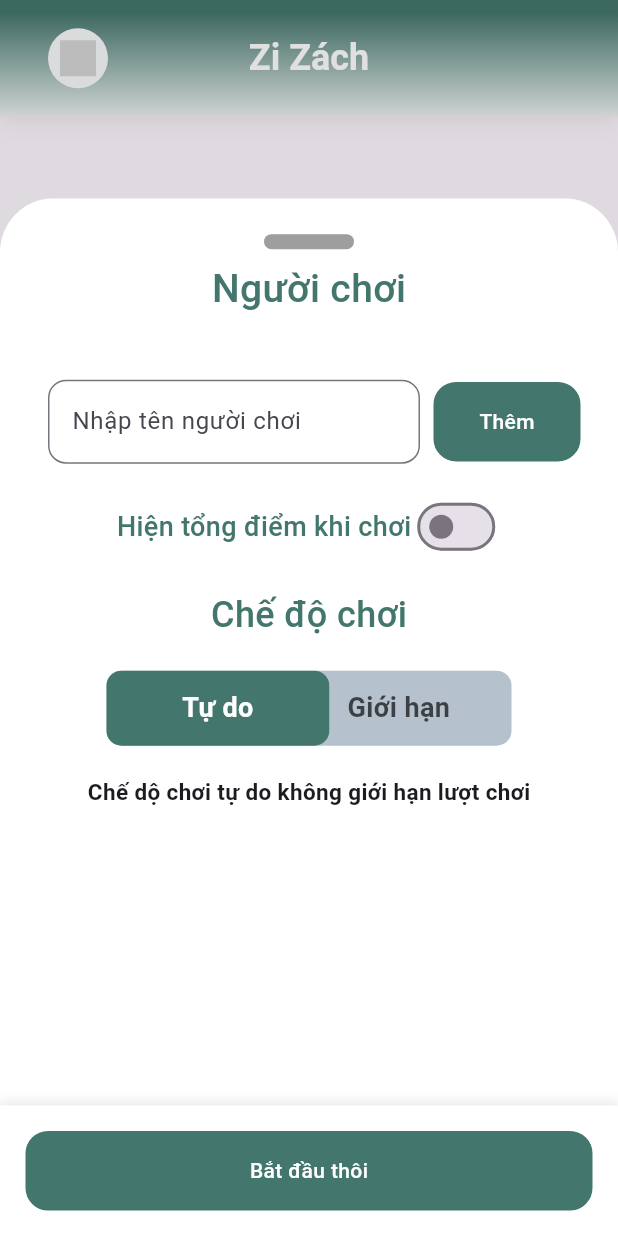
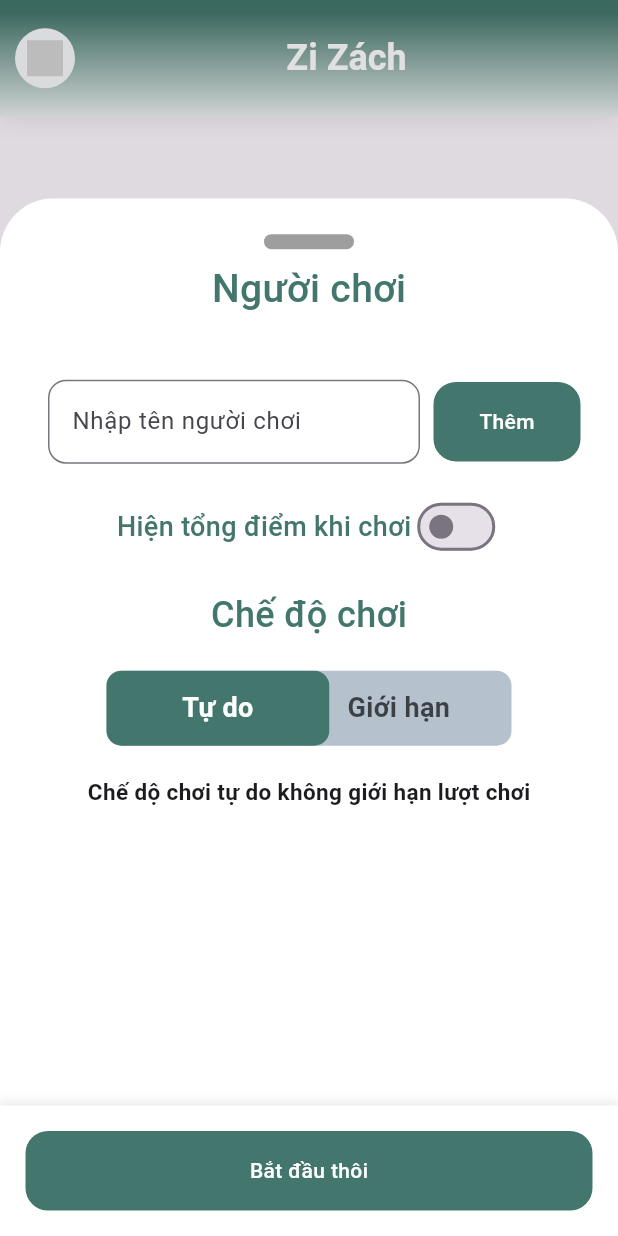
Before and after one commit to KIddoKg/Tinh_tien, a Flutter app: the ZiZachScreen screen opened by its route, after a tap on the "add" icon, on a phone screen of 412 x 824 dp. Run offline on Flutter 3.47's test engine with Material 3 defaults, Android fonts, the phone set to English and light mode, and no system bars; our stand-ins replace animated_text_kit, auto_size_text, bot_toast, carousel_slider, flutter_custom_clippers, flutter_slidable and 7 more; missing offline and left inert: animator, flex_grid, loading_more_list, svg_flutter; accounts and stored records are empty.

Commit message:
[Fix] button appbar

```diff
--- a/lib/new_ver/screen/gameOne/game_home.dart
+++ b/lib/new_ver/screen/gameOne/game_home.dart
@@ -86,6 +86,9 @@ class _HomeZiZachState extends State<HomeZiZach> {
               title: "Ván ${result.point.length}",
               leading: Row(
                 children: [
+                  SizedBox(
+                    width: 10,
+                  ),
                   CircleAvatar(
                     backgroundColor: AppColors.backgroundColor,
                     child: IconButton(
--- a/lib/new_ver/screen/gameOne/set_money_widget.dart
+++ b/lib/new_ver/screen/gameOne/set_money_widget.dart
@@ -120,7 +120,7 @@ Future<BuildContext?> showPopupSetPoint(BuildContext context) {
                                             listen: false)
                                         .setCai(context);
                                   },
-                                      backgroundColor: AppColors.primaryColor,
+                                      backgroundColor: AppColors.sixColor,
                                       "Làm Cái"),
                                 ),
                                 const SizedBox(width: 16),
--- a/lib/new_ver/screen/gameOne/set_point_wave_widget.dart
+++ b/lib/new_ver/screen/gameOne/set_point_wave_widget.dart
@@ -90,7 +90,7 @@ Future<void> showPopupSetAdd(BuildContext context) {
                                   Expanded(
                                     child: KSButton(
                                       "Cái ăn tất",
-                                      backgroundColor: AppColors.primaryColor,
+                                      backgroundColor: AppColors.sixColor,
                                       onTap: () {
                                         Provider.of<ZiZackController>(context,
                                                 listen: false)
@@ -103,7 +103,7 @@ Future<void> showPopupSetAdd(BuildContext context) {
                                   Expanded(
                                     child: KSButton(
                                       "Dân ăn tất",
-                                      backgroundColor: AppColors.primaryColor,
+                                      backgroundColor: AppColors.sixColor,
                                       onTap: () {
                                         Provider.of<ZiZackController>(context,
                                                 listen: false)
--- a/lib/new_ver/screen/gameOne/zizach_screen.dart
+++ b/lib/new_ver/screen/gameOne/zizach_screen.dart
@@ -208,7 +208,12 @@ class _ZiZachScreenState extends State<ZiZachScreen> {
       appBar: CustomAppBar(
         context: context,
         title: "Zi Zách",
-        leading: CircleAvatar(
+        leading: Row(
+          children: [
+            const SizedBox(
+              width: 10,
+            ),
+            CircleAvatar(
               backgroundColor: AppColors.backgroundColor,
               child: IconButton(
                 icon: SvgPicture.asset(
@@ -219,6 +224,8 @@ class _ZiZachScreenState extends State<ZiZachScreen> {
                   Navigator.pop(context);
                 },
               ),
+            ),
+          ],
         ),
         // actions: Row(
         //   children: [
--- a/lib/share/share_widget.dart
+++ b/lib/share/share_widget.dart
@@ -702,16 +702,15 @@ class CustomAppBar extends StatelessWidget implements PreferredSizeWidget {
           ),
         ),
       ),
-      title: Padding(
-        padding: const EdgeInsets.symmetric(horizontal: 16),
-        child: Column(
+      title: Column(
         mainAxisAlignment: MainAxisAlignment.center,
         children: [
           Row(
             children: [
               if (leading != null) leading!,
-                const Spacer(),
-                Text(
+              Expanded(
+                child: Center(
+                  child: Text(
                     title,
                     style: const TextStyle(
                       fontSize: 24,
@@ -719,15 +718,16 @@ class CustomAppBar extends StatelessWidget implements PreferredSizeWidget {
                       color: Colors.white,
                     ),
                   ),
-                const Spacer(),
-                if (actions == null) SizedBox(width: 40),
+                ),
+              ),
               if (actions != null) actions!,
             ],
           ),
           if (bottom != null) bottom!,
         ],
       ),
-      ),
+      titleSpacing: 0,
+      leadingWidth: 0,
       toolbarHeight: MediaQuery.of(context).size.height * 0.07 + 20,
     );
   }
```
Also changed, not shown: lib/new_ver/screen/gameOne/set_point_own_widget.dart (+30 -58 lines), 4 other files. Lines whose indentation alone changed are shown as unchanged.
